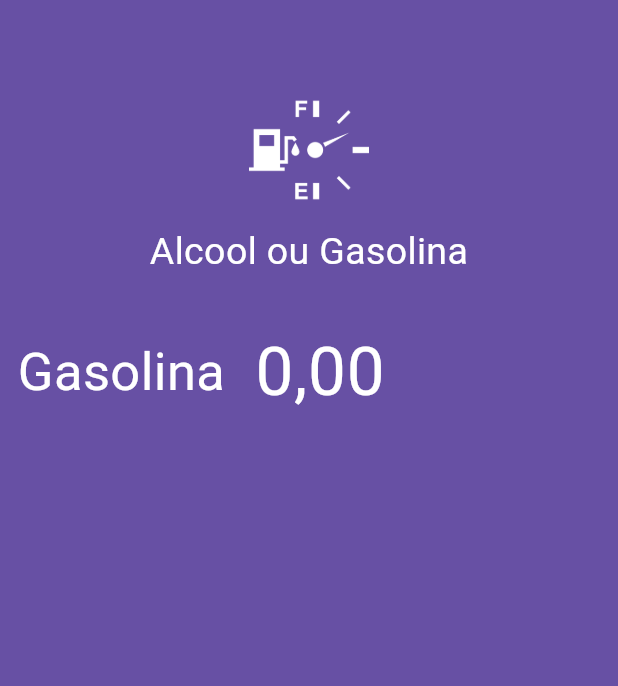
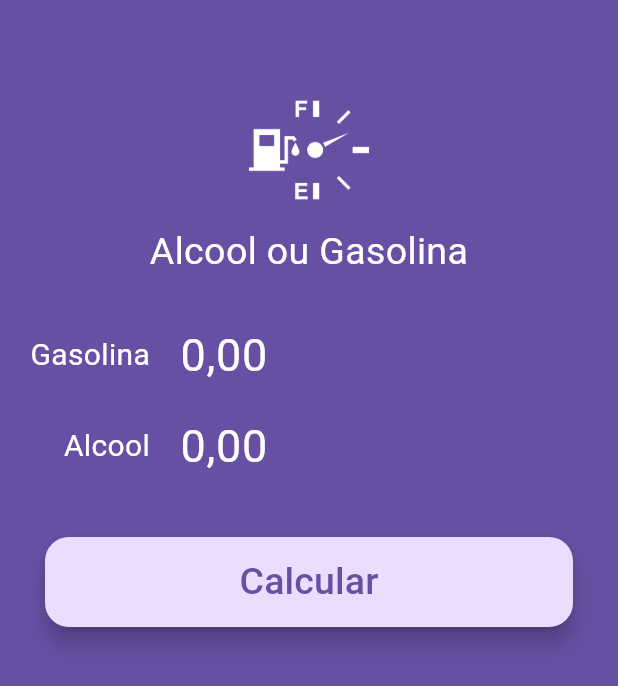
Before and after one commit to oldapps/AlcoolouGasolina, a Flutter app: the screen it shows after launch, on a phone screen of 412 x 824 dp. Shown: the top 686 px of the screen. Run offline on Flutter 3.47's test engine with Material 3 defaults, Android fonts, the phone set to English and light mode, and no system bars; our stand-ins replace flutter_masked_text2; Roboto replaces fonts that are missing (BigShouldersDisplay-Light.ttf).

Commit message:
Salvando mudanças pendentes

```diff
--- a/lib/main.dart
+++ b/lib/main.dart
@@ -1,5 +1,6 @@
 import 'package:flutter/material.dart';
 import 'package:flutter_masked_text2/flutter_masked_text2.dart';
+import 'package:teste2/widgets/input.widget.dart';
 import 'package:teste2/widgets/logo.widget.dart';
 
 void main() {
@@ -22,6 +23,7 @@ class MyApp extends StatelessWidget {
 
 class Homepage extends StatelessWidget {
   var _gasCtrl = new MoneyMaskedTextController();
+  var _alcCtrl = new MoneyMaskedTextController();
 
   @override
   Widget build(BuildContext context) {
@@ -30,37 +32,25 @@ class Homepage extends StatelessWidget {
       body: ListView(
         children: [
           Logo(),
-          Row(
-            children: [
-              Container(
-                width: 150,
-                alignment: Alignment.centerRight,
-                child: Text(
-                  "Gasolina",
-                  style: TextStyle(
-                    color: Colors.white,
-                    fontSize: 35,
-                    fontFamily: "BigShouldersDisplay-Light.ttf",
-                  ),
-                ),
+          Input(label: "Gasolina", ctrl: _gasCtrl),
+          Input(label: "Alcool", ctrl: _alcCtrl),
+          Container(
+            margin: EdgeInsets.all(30),
+            height: 60,
+            decoration: BoxDecoration(
+              color: Colors.white.withOpacity(0.8),
+              borderRadius: BorderRadius.circular(60),
+            ),
+            child: FloatingActionButton(
+              child: Text(
+                "Calcular",
+                style: TextStyle(
+                    color: Theme.of(context).primaryColor,
+                    fontSize: 25,
+                    fontFamily: "BigShouldersDisplay-Light.ttf"),
               ),
-              SizedBox(
-                width: 20,
-              ),
-              Expanded(
-                  child: TextFormField(
-                controller: _gasCtrl,
-                keyboardType: TextInputType.number,
-                style: TextStyle(
-                  color: Colors.white,
-                  fontSize: 45,
-                  fontFamily: "BigShouldersDisplay-Light.ttf",
-                ),
-                decoration: InputDecoration(
-                  border: InputBorder.none,
-                ),
-              ))
-            ],
+              onPressed: () {},
+            ),
           )
         ],
       ),
--- /dev/null
+++ b/lib/widgets/input.widget.dart
@@ -0,0 +1,48 @@
+import 'package:flutter/material.dart';
+import 'package:flutter_masked_text2/flutter_masked_text2.dart';
+
+class Input extends StatelessWidget {
+  var label = "";
+  var ctrl = new MoneyMaskedTextController();
+
+  Input({
+    required this.label,
+    required this.ctrl,
+  });
+
+  @override
+  Widget build(BuildContext context) {
+    return Row(
+      children: [
+        Container(
+          width: 100,
+          alignment: Alignment.centerRight,
+          child: Text(
+            label,
+            style: TextStyle(
+              color: Colors.white,
+              fontSize: 20,
+              fontFamily: "BigShouldersDisplay-Light.ttf",
+            ),
+          ),
+        ),
+        SizedBox(
+          width: 20,
+        ),
+        Expanded(
+            child: TextFormField(
+          controller: ctrl,
+          keyboardType: TextInputType.number,
+          style: TextStyle(
+            color: Colors.white,
+            fontSize: 30,
+            fontFamily: "BigShouldersDisplay-Light.ttf",
+          ),
+          decoration: InputDecoration(
+            border: InputBorder.none,
+          ),
+        ))
+      ],
+    );
+  }
+}
```
